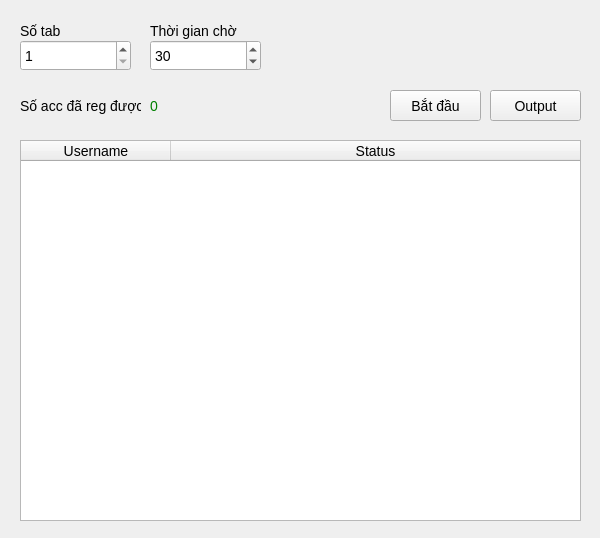
nguyenvantat1182002/bloxreg, file ui/MainWindow.ui: the form before one commit.
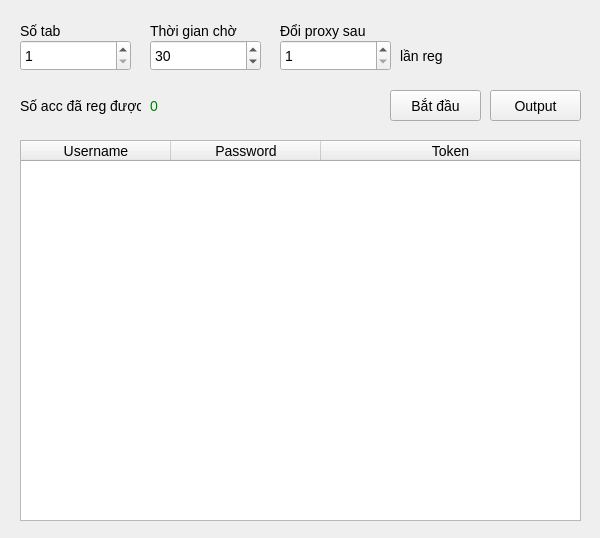
The form after the commit.

```diff
--- a/ui/MainWindow.ui
+++ b/ui/MainWindow.ui
@@ -169,12 +169,18 @@
          <height>381</height>
         </rect>
        </property>
+       <attribute name="horizontalHeaderVisible">
+        <bool>true</bool>
+       </attribute>
        <attribute name="horizontalHeaderDefaultSectionSize">
         <number>150</number>
        </attribute>
        <attribute name="horizontalHeaderStretchLastSection">
         <bool>true</bool>
        </attribute>
+       <attribute name="verticalHeaderVisible">
+        <bool>true</bool>
+       </attribute>
        <column>
         <property name="text">
          <string>Username</string>
@@ -182,7 +188,12 @@
        </column>
        <column>
         <property name="text">
-         <string>Status</string>
+         <string>Password</string>
+        </property>
+       </column>
+       <column>
+        <property name="text">
+         <string>Token</string>
         </property>
        </column>
       </widget>
@@ -202,6 +213,51 @@
         <string>Output</string>
        </property>
       </widget>
+      <widget class="QSpinBox" name="spinBox_3">
+       <property name="geometry">
+        <rect>
+         <x>270</x>
+         <y>30</y>
+         <width>111</width>
+         <height>31</height>
+        </rect>
+       </property>
+       <property name="minimum">
+        <number>1</number>
+       </property>
+       <property name="maximum">
+        <number>99</number>
+       </property>
+       <property name="value">
+        <number>1</number>
+       </property>
+      </widget>
+      <widget class="QLabel" name="label_5">
+       <property name="geometry">
+        <rect>
+         <x>270</x>
+         <y>10</y>
+         <width>91</width>
+         <height>21</height>
+        </rect>
+       </property>
+       <property name="text">
+        <string>Đổi proxy sau</string>
+       </property>
+      </widget>
+      <widget class="QLabel" name="label_6">
+       <property name="geometry">
+        <rect>
+         <x>390</x>
+         <y>30</y>
+         <width>51</width>
+         <height>31</height>
+        </rect>
+       </property>
+       <property name="text">
+        <string>lần reg</string>
+       </property>
+      </widget>
      </widget>
     </item>
    </layout>
```
